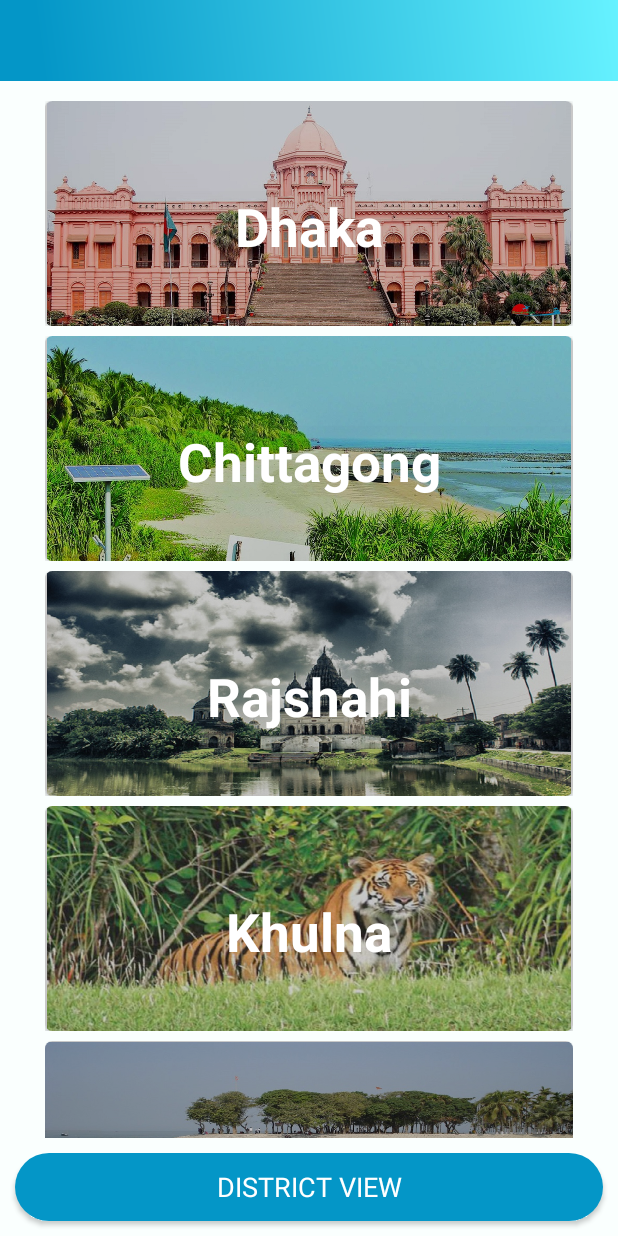
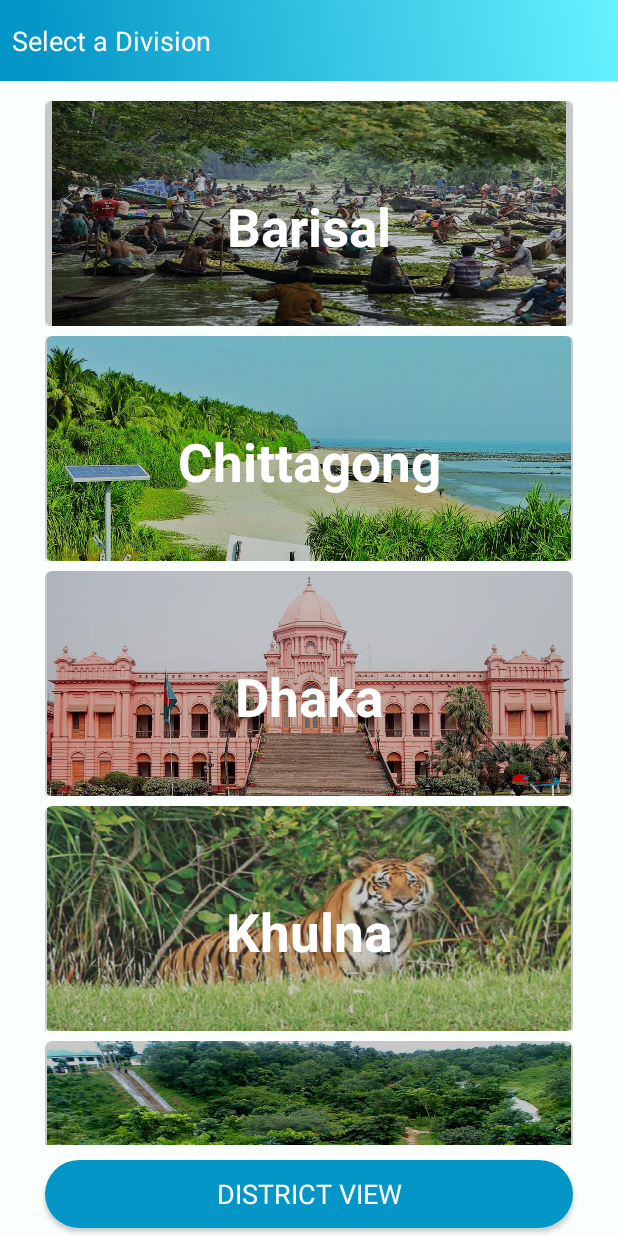
Before and after one commit to rmahbub63/TravelMate, an Android app: the AllDistrictActivity screen opened directly, with no data from a screen before it, on a phone screen of 412 x 824 dp. Run offline under Robolectric (Android 15) with nearby library versions, the phone set to English and light mode, and no system bars.

Commit message:
previous problem solve and fine tuning

```diff
--- a/app/src/main/AndroidManifest.xml
+++ b/app/src/main/AndroidManifest.xml
@@ -4,11 +4,12 @@
 
     <application
         android:allowBackup="true"
-        android:icon="@mipmap/ic_launcher"
+        android:icon="@drawable/tour_plan_logo"
         android:label="@string/app_name"
         android:roundIcon="@drawable/tour_plan_logo"
         android:supportsRtl="true"
-        android:theme="@style/AppTheme">
+        android:theme="@style/AppTheme"
+        android:largeHeap="true">
         <activity android:name=".MainActivity">
             <intent-filter>
                 <action android:name="android.intent.action.MAIN" />
--- a/app/src/main/java/com/example/mahbub/travelmateui/AllDistrictActivity.java
+++ b/app/src/main/java/com/example/mahbub/travelmateui/AllDistrictActivity.java
@@ -19,14 +19,14 @@ public class AllDistrictActivity extends AppCompatActivity {
         setContentView(R.layout.activity_all_district);
 
         divisions = new ArrayList<>();
+        divisions.add(new DivisionModel(R.drawable.barisal_div_image, "Barisal"));
+        divisions.add(new DivisionModel(R.drawable.chittagong_division, "Chittagong"));
         divisions.add(new DivisionModel(R.drawable.dhaka_division, "Dhaka"));
-        divisions.add(new DivisionModel(R.drawable.chittagong_division, "Chittagong"));
+        divisions.add(new DivisionModel(R.drawable.khulna_division, "Khulna"));
+        divisions.add(new DivisionModel(R.drawable.mymensingh_division, "Mymensingh"));
         divisions.add(new DivisionModel(R.drawable.rajshahi_division, "Rajshahi"));
-        divisions.add(new DivisionModel(R.drawable.khulna_division, "Khulna"));
-        divisions.add(new DivisionModel(R.drawable.chandpur_boro_stattion, "Barishal"));
-        divisions.add(new DivisionModel(R.drawable.dhaka_division, "Sylhet"));
-        divisions.add(new DivisionModel(R.drawable.dhaka_division, "Rangpur"));
-        divisions.add(new DivisionModel(R.drawable.mymensingh_division, "Mymensingh"));
+        divisions.add(new DivisionModel(R.drawable.rangpur_division, "Rangpur"));
+        divisions.add(new DivisionModel(R.drawable.sylhet_div_image, "Sylhet"));
 
         RecyclerView divisionList = findViewById(R.id.vertical_recycler_view);
         divisionList.setLayoutManager(new LinearLayoutManager(this, LinearLayoutManager.VERTICAL, false));
--- a/app/src/main/res/layout/activity_all_district.xml
+++ b/app/src/main/res/layout/activity_all_district.xml
@@ -16,6 +16,14 @@
         android:orientation="vertical"
         android:gravity="center"
         android:layout_weight="1">
+
+        <TextView
+            android:layout_width="match_parent"
+            android:layout_height="wrap_content"
+            android:text="Select a Division"
+            android:layout_marginLeft="5dp"
+            android:textColor="@android:color/white"
+            style="@style/Base.TextAppearance.AppCompat.Medium"/>
     </LinearLayout>
 
     <android.support.v7.widget.RecyclerView
@@ -35,7 +43,10 @@
         android:layout_height="wrap_content"
         android:background="@drawable/round"
         android:layout_gravity="center"
-        android:layout_margin="10dp"
+        android:layout_marginTop="10dp"
+        android:layout_marginLeft="30dp"
+        android:layout_marginRight="30dp"
+        android:layout_marginBottom="5dp"
         android:text="District View"
         android:textColor="@android:color/white"
         android:layout_weight="1"
--- a/app/src/main/res/layout/district_list_item.xml
+++ b/app/src/main/res/layout/district_list_item.xml
@@ -18,7 +18,6 @@
         android:id="@+id/imageViewDhaka"
         android:layout_width="match_parent"
         android:layout_height="150dp"
-        android:src="@drawable/ahsan_monjil"
         android:foreground="@color/cardview_shadow_start_color"
         />
     <TextView
```
Also changed, not shown: app/src/main/res/drawable/barisal_div_image.jpg (added), app/src/main/res/drawable/sylhet_div_image.jpg (added), app/src/main/res/drawable/sylhet_division.jpg (deleted).
